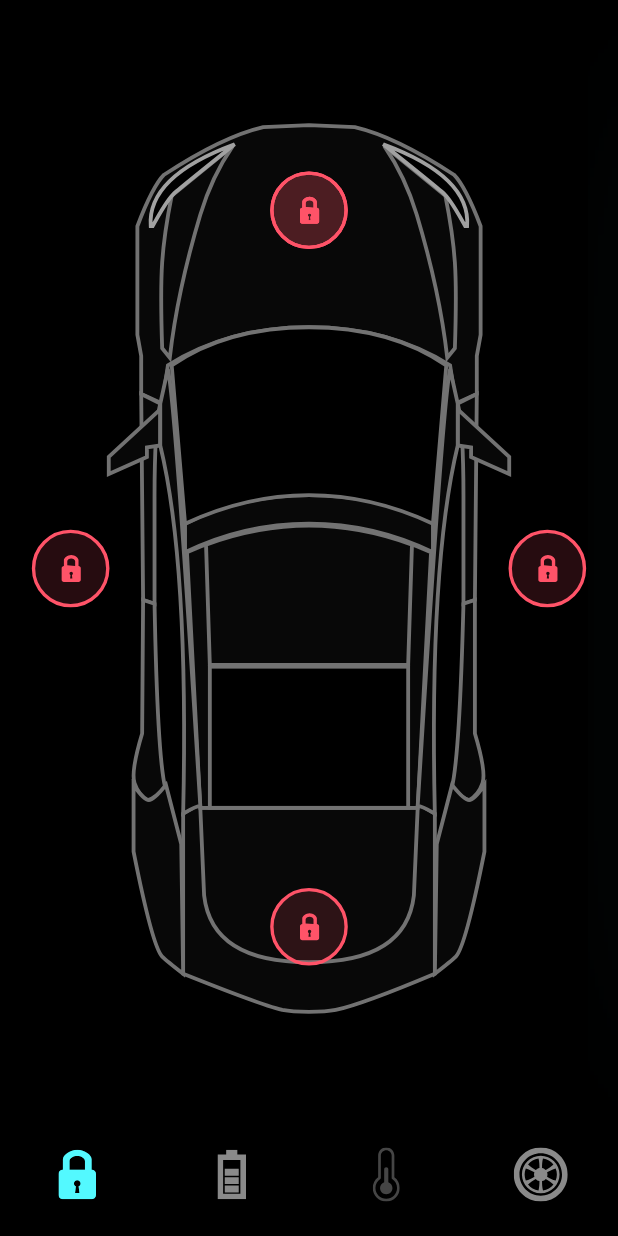
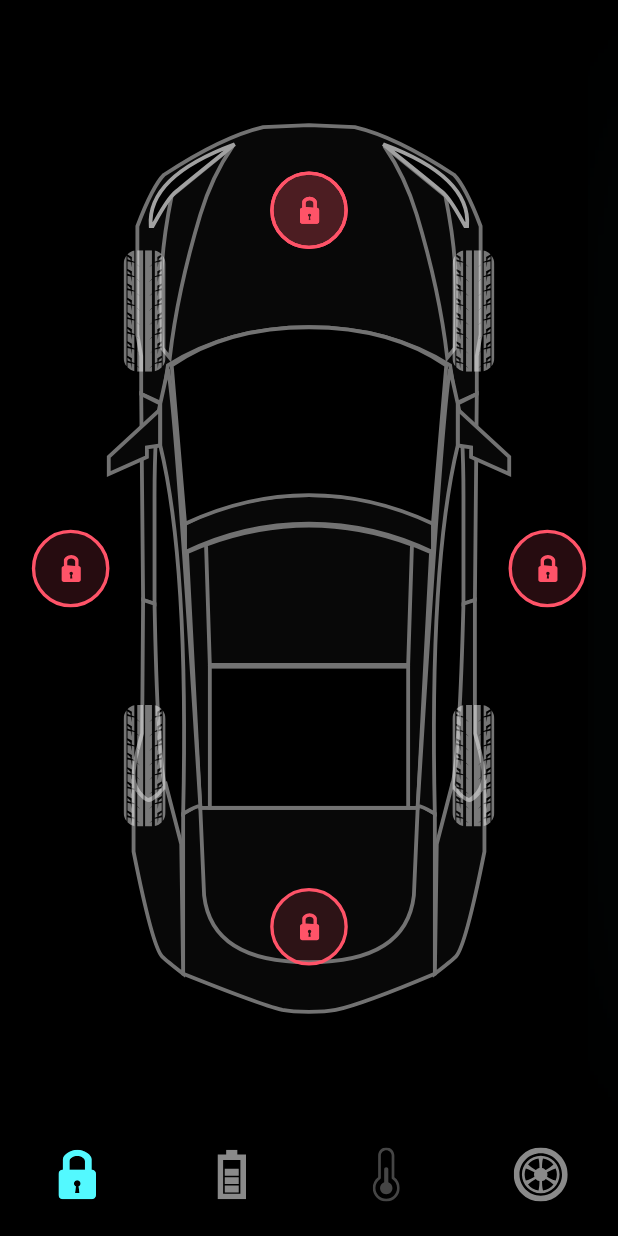
Before and after one commit to doanpt/flutter-learing, a Flutter app: the screen it shows after launch, on a phone screen of 412 x 824 dp. Run offline on Flutter 3.47's test engine with Material 2 defaults, Android fonts, the phone set to English and light mode, and no system bars; our stand-ins replace flutter_svg.

Commit message:
Add tires

```diff
--- a/lib/screens/home_screen.dart
+++ b/lib/screens/home_screen.dart
@@ -4,6 +4,7 @@ import 'package:car_control/widgets/battery_status.dart';
 import 'package:car_control/widgets/car_bottom_navigation.dart';
 import 'package:car_control/widgets/door_lock.dart';
 import 'package:car_control/widgets/temperature_detail.dart';
+import 'package:car_control/widgets/tires.dart';
 import 'package:flutter/material.dart';
 import 'package:flutter_svg/flutter_svg.dart';
 
@@ -232,6 +233,8 @@ class _HomeScreenState extends State<HomeScreen> with TickerProviderStateMixin {
                             : Image.asset("assets/images/Hot_glow_4.png"),
                       ),
                     ),
+                    //tires
+                    ...getTires(constraints),
                   ],
                 );
               },
@@ -248,4 +251,6 @@ class _HomeScreenState extends State<HomeScreen> with TickerProviderStateMixin {
       ),
     );
   }
+
+
 }
--- /dev/null
+++ b/lib/widgets/tires.dart
@@ -0,0 +1,35 @@
+import 'package:flutter/material.dart';
+import 'package:flutter_svg/flutter_svg.dart';
+
+List<Widget> getTires(BoxConstraints constraints) {
+  return [
+    Positioned(
+      left: constraints.maxWidth * 0.2,
+      top: constraints.maxHeight * 0.22,
+      child: SvgPicture.asset(
+        "assets/icons/FL_Tyre.svg",
+      ),
+    ),
+    Positioned(
+      left: constraints.maxWidth * 0.2,
+      top: constraints.maxHeight * 0.62,
+      child: SvgPicture.asset(
+        "assets/icons/FL_Tyre.svg",
+      ),
+    ),
+    Positioned(
+      right: constraints.maxWidth * 0.2,
+      top: constraints.maxHeight * 0.22,
+      child: SvgPicture.asset(
+        "assets/icons/FL_Tyre.svg",
+      ),
+    ),
+    Positioned(
+      right: constraints.maxWidth * 0.2,
+      top: constraints.maxHeight * 0.62,
+      child: SvgPicture.asset(
+        "assets/icons/FL_Tyre.svg",
+      ),
+    )
+  ];
+}
```
